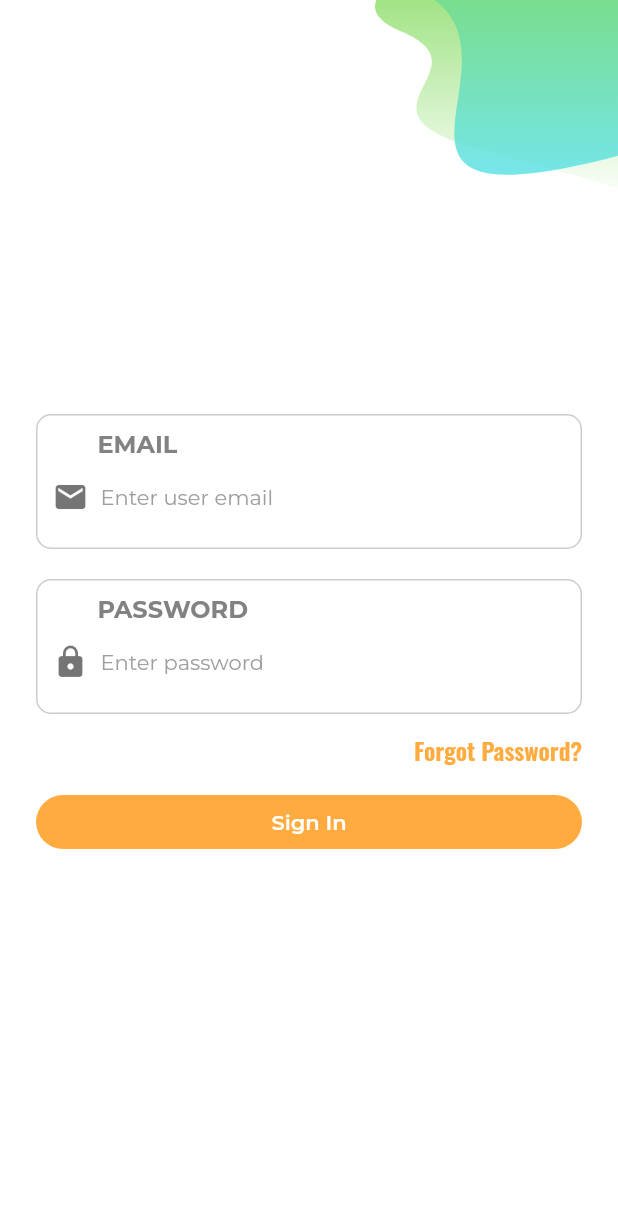
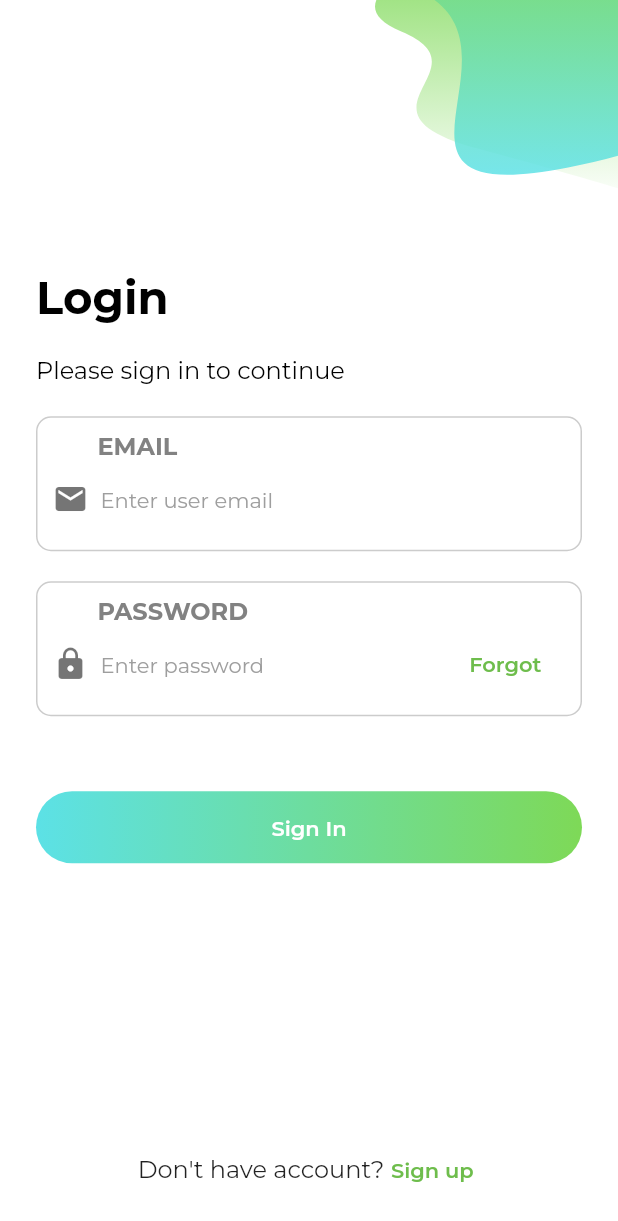
Before and after one commit to vinhtran313/MentalCare, a Flutter app: the screen it shows after launch, on a phone screen of 412 x 824 dp. Shown: the top 1221 px of the screen. Run offline on Flutter 3.47's test engine with Material 2 defaults, Android fonts, the phone set to English and light mode, and no system bars; our stand-ins replace another_flushbar, dio, flutter_mobx, flutter_svg, get_it, google_fonts and 4 more; missing offline and left inert: material_dialog, xxtea; generated files the repository leaves out were written again.

Commit message:
commit layout login

```diff
--- a/lib/ui/login/login.dart
+++ b/lib/ui/login/login.dart
@@ -8,6 +8,7 @@ import 'package:boilerplate/utils/device/device_utils.dart';
 import 'package:boilerplate/utils/locale/app_localization.dart';
 import 'package:boilerplate/widgets/app_icon_widget.dart';
 import 'package:boilerplate/widgets/empty_app_bar_widget.dart';
+import 'package:boilerplate/widgets/gradient_button_widget.dart';
 import 'package:boilerplate/widgets/progress_indicator_widget.dart';
 import 'package:boilerplate/widgets/rounded_button_widget.dart';
 import 'package:boilerplate/widgets/textfield_widget.dart';
@@ -117,6 +118,8 @@ class _LoginScreenState extends State<LoginScreen> {
 
   Widget _buildRightSide() {
     return SingleChildScrollView(
+      child: Container(
+          height: MediaQuery.of(context).size.height,
           child: Padding(
             padding: const EdgeInsets.symmetric(horizontal: 24.0),
             child: Column(
@@ -124,14 +127,81 @@ class _LoginScreenState extends State<LoginScreen> {
               crossAxisAlignment: CrossAxisAlignment.stretch,
               mainAxisAlignment: MainAxisAlignment.center,
               children: <Widget>[
-            SizedBox(height: 24.0),
+                Spacer(),
+                _buildTitle(),
                 _buildUserIdField(),
                 _buildPasswordField(),
-            _buildForgotPasswordButton(),
-            _buildSignInButton()
+                // _buildForgotPasswordButton(),
+                SizedBox.fromSize(
+                  size: Size(1, 50),
+                ),
+                _buildSignInButton(),
+                Spacer(),
+                Align(
+                  alignment: Alignment.bottomCenter,
+                  child: Row(
+                    children: [
+                      Spacer(),
+                      Text('Don\'t have account?'),
+                      Padding(
+                        padding: EdgeInsets.all(0),
+                        child: ElevatedButton(
+                          onPressed: () {},
+                          style: ElevatedButton.styleFrom(
+                              primary: Colors.transparent,
+                              padding: EdgeInsets.all(0),
+                              shadowColor: Colors.transparent),
+                          child: Text(
+                            "Sign up",
+                            style: TextStyle(
+                                color: Theme.of(context).colorScheme.primary),
+                          ),
+                        ),
+                      ),
+                      Spacer(),
                     ],
                   ),
                 ),
+                SizedBox.fromSize(
+                  size: Size(1, 20),
+                )
+              ],
+            ),
+          )),
+    );
+  }
+
+  Widget _buildTitle() {
+    return Column(
+      children: [
+        Align(
+          child: Text(
+            'Login',
+            textAlign: TextAlign.right,
+            style: TextStyle(
+                color: Color(0xFF000000),
+                fontWeight: FontWeight.bold,
+                fontSize: 30),
+          ),
+          alignment: Alignment.centerLeft,
+        ),
+        SizedBox.fromSize(
+          size: Size(1, 20),
+        ),
+        Align(
+          child: Text(
+            'Please sign in to continue',
+            textAlign: TextAlign.right,
+            style: TextStyle(
+              color: Color(0xFF000000),
+            ),
+          ),
+          alignment: Alignment.centerLeft,
+        ),
+        SizedBox.fromSize(
+          size: Size(1, 20),
+        ),
+      ],
     );
   }
 
@@ -179,6 +249,17 @@ class _LoginScreenState extends State<LoginScreen> {
             _store.setPassword(_passwordController.text);
           },
           label: 'PASSWORD',
+          rightInputWidget: Container(
+            child: ElevatedButton(
+              onPressed: () {},
+              style: ElevatedButton.styleFrom(
+                  primary: Colors.transparent, shadowColor: Colors.transparent),
+              child: Text(
+                "Forgot",
+                style: TextStyle(color: Theme.of(context).colorScheme.primary),
+              ),
+            ),
+          ),
         );
       },
     );
@@ -194,7 +275,7 @@ class _LoginScreenState extends State<LoginScreen> {
           style: Theme.of(context)
               .textTheme
               .caption
-              ?.copyWith(color: Colors.orangeAccent),
+              ?.copyWith(color: Theme.of(context).colorScheme.primary),
         ),
         onPressed: () {},
       ),
@@ -202,9 +283,12 @@ class _LoginScreenState extends State<LoginScreen> {
   }
 
   Widget _buildSignInButton() {
-    return RoundedButtonWidget(
+    return GradientButtonWidget(
       buttonText: AppLocalizations.of(context).translate('login_btn_sign_in'),
-      buttonColor: Colors.orangeAccent,
+      buttonColors: [
+        Color(0xFF5CE1E6),
+        Color(0xFF7ED957),
+      ],
       textColor: Colors.white,
       onPressed: () async {
         if (_store.canLogin) {
--- a/lib/widgets/custom_textfield_widget.dart
+++ b/lib/widgets/custom_textfield_widget.dart
@@ -18,6 +18,7 @@ class CustomTextFieldWidget extends StatelessWidget {
   final ValueChanged? onChanged;
   final bool autoFocus;
   final TextInputAction? inputAction;
+  final Widget? rightInputWidget;
 
   @override
   Widget build(BuildContext context) {
@@ -51,6 +52,9 @@ class CustomTextFieldWidget extends StatelessWidget {
     if (this.isIcon) {
       listChildWidget.insert(0, SizedBox(width: 8));
       listChildWidget.insert(0, Icon(this.icon, color: iconColor));
+    }
+    if (this.rightInputWidget != null) {
+      listChildWidget.add(this.rightInputWidget!);
     }
     return Container(
       decoration: BoxDecoration(
@@ -108,6 +112,7 @@ class CustomTextFieldWidget extends StatelessWidget {
     this.autoFocus = false,
     this.inputAction,
     this.label,
+    this.rightInputWidget,
     this.margin = const EdgeInsets.all(0),
   }) : super(key: key);
 }
--- /dev/null
+++ b/lib/widgets/gradient_button_widget.dart
@@ -0,0 +1,34 @@
+import 'package:flutter/material.dart';
+
+class GradientButtonWidget extends StatelessWidget {
+  final String buttonText;
+  final List<Color> buttonColors;
+  final Color textColor;
+  final VoidCallback onPressed;
+
+  const GradientButtonWidget({
+    Key? key,
+    required this.buttonText,
+    required this.buttonColors,
+    this.textColor = Colors.white,
+    required this.onPressed,
+  }) : super(key: key);
+
+  @override
+  Widget build(BuildContext context) {
+    return Container(
+      decoration: BoxDecoration(
+          gradient: LinearGradient(colors: buttonColors),
+          borderRadius: BorderRadius.circular(30)),
+      child: ElevatedButton(
+        onPressed: onPressed,
+        style: ElevatedButton.styleFrom(
+            primary: Colors.transparent, shadowColor: Colors.transparent),
+        child: Text(
+          buttonText,
+          style: TextStyle(color: textColor),
+        ),
+      ),
+    );
+  }
+}
```
Lines whose indentation alone changed are shown as unchanged.
